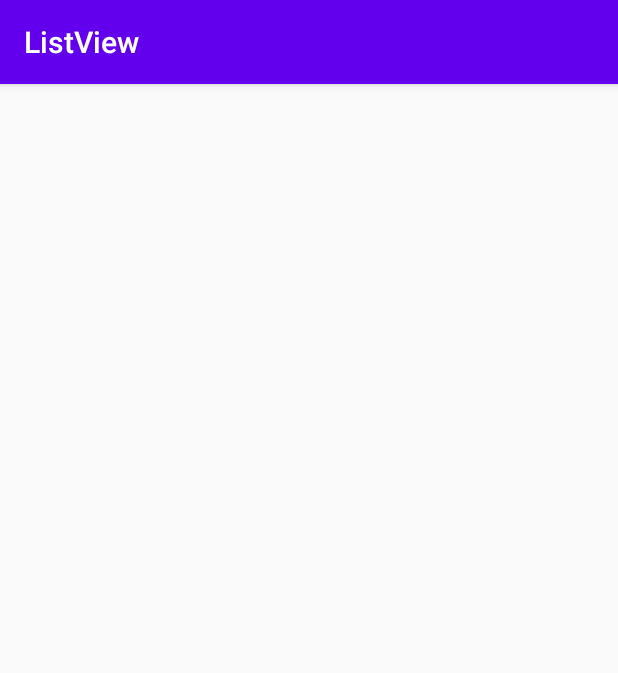
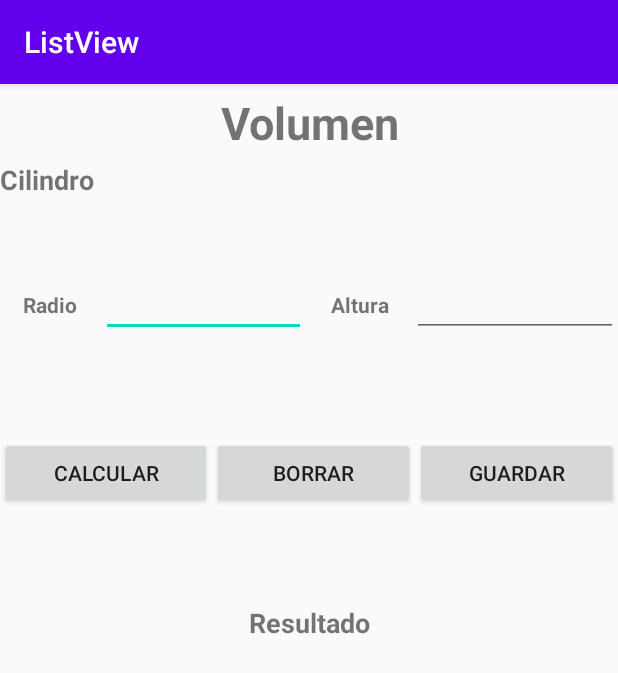
Before and after one commit to GermanVq/listview-android-studio, an Android app: the Cilindro screen opened directly, with no data from a screen before it, on a phone screen of 412 x 824 dp. Shown: the top 673 px of the screen. Run offline under Robolectric (Android 15) with nearby library versions, the phone set to English and light mode, and no system bars.

Commit message:
Cylinder volume added functionality and interface

```diff
--- a/app/src/main/java/com/example/listview/Esfera.java
+++ b/app/src/main/java/com/example/listview/Esfera.java
@@ -46,7 +46,7 @@ public class Esfera extends AppCompatActivity {
             res = total.getText().toString();
             d = new Operacion(op, dt, res);
             d.guardar();
-            Toast.makeText(this, getString(R.string.area_guardada), Toast.LENGTH_LONG).show();
+            Toast.makeText(this, getString(R.string.volumen_guardado), Toast.LENGTH_LONG).show();
         }
     }
     public boolean Validar(){
--- a/app/src/main/res/layout/activity_cilindro.xml
+++ b/app/src/main/res/layout/activity_cilindro.xml
@@ -1,9 +1,122 @@
 <?xml version="1.0" encoding="utf-8"?>
-<androidx.constraintlayout.widget.ConstraintLayout xmlns:android="http://schemas.android.com/apk/res/android"
+<LinearLayout xmlns:android="http://schemas.android.com/apk/res/android"
     xmlns:app="http://schemas.android.com/apk/res-auto"
     xmlns:tools="http://schemas.android.com/tools"
     android:layout_width="match_parent"
     android:layout_height="match_parent"
+    android:orientation="vertical"
     tools:context=".Cilindro">
 
-</androidx.constraintlayout.widget.ConstraintLayout>
+    <TextView
+        android:id="@+id/textView24"
+        android:layout_width="match_parent"
+        android:layout_height="51dp"
+        android:gravity="center"
+        android:text="@string/volumen"
+        android:textSize="30sp"
+        android:textStyle="bold" />
+
+    <TextView
+        android:id="@+id/textView25"
+        android:layout_width="match_parent"
+        android:layout_height="72dp"
+        android:text="@string/cilindro"
+        android:textSize="18sp"
+        android:textStyle="bold" />
+
+    <LinearLayout
+        android:layout_width="match_parent"
+        android:layout_height="112dp"
+        android:orientation="horizontal">
+
+        <TextView
+            android:id="@+id/textView26"
+            android:layout_width="wrap_content"
+            android:layout_height="wrap_content"
+            android:layout_weight="1"
+            android:gravity="center"
+            android:text="@string/radio"
+            android:textStyle="bold" />
+
+        <EditText
+            android:id="@+id/txtRadio"
+            android:layout_width="105dp"
+            android:layout_height="wrap_content"
+            android:layout_weight="1"
+            android:ems="10"
+            android:gravity="center"
+            android:inputType="numberDecimal" />
+
+        <TextView
+            android:id="@+id/textView27"
+            android:layout_width="wrap_content"
+            android:layout_height="wrap_content"
+            android:layout_weight="1"
+            android:gravity="center"
+            android:text="@string/altura"
+            android:textStyle="bold" />
+
+        <EditText
+            android:id="@+id/txtAltura"
+            android:layout_width="105dp"
+            android:layout_height="wrap_content"
+            android:layout_weight="1"
+            android:ems="10"
+            android:gravity="center"
+            android:inputType="numberDecimal" />
+    </LinearLayout>
+
+    <LinearLayout
+        android:layout_width="match_parent"
+        android:layout_height="103dp"
+        android:orientation="horizontal">
+
+        <Button
+            android:id="@+id/btnCalcular2"
+            android:layout_width="wrap_content"
+            android:layout_height="wrap_content"
+            android:layout_weight="1"
+            android:onClick="calcular"
+            android:text="@string/calcular" />
+
+        <Button
+            android:id="@+id/btnBorrar2"
+            android:layout_width="wrap_content"
+            android:layout_height="wrap_content"
+            android:layout_weight="1"
+            android:onClick="limpiar"
+            android:text="@string/borrar" />
+
+        <Button
+            android:id="@+id/btnGuardar2"
+            android:layout_width="wrap_content"
+            android:layout_height="wrap_content"
+            android:layout_weight="1"
+            android:onClick="guardar"
+            android:text="@string/guardar" />
+    </LinearLayout>
+
+    <LinearLayout
+        android:layout_width="match_parent"
+        android:layout_height="162dp"
+        android:orientation="vertical">
+
+        <TextView
+            android:id="@+id/textView28"
+            android:layout_width="match_parent"
+            android:layout_height="41dp"
+            android:gravity="center"
+            android:text="@string/resultado"
+            android:textSize="18sp"
+            android:textStyle="bold" />
+
+        <TextView
+            android:id="@+id/lblResultado"
+            android:layout_width="match_parent"
+            android:layout_height="80dp"
+            android:gravity="center"
+            android:textSize="24sp"
+            android:textStyle="bold" />
+
+    </LinearLayout>
+</LinearLayout>
```
Also changed, not shown: app/src/main/java/com/example/listview/Cilindro.java (+64 -1 lines).
